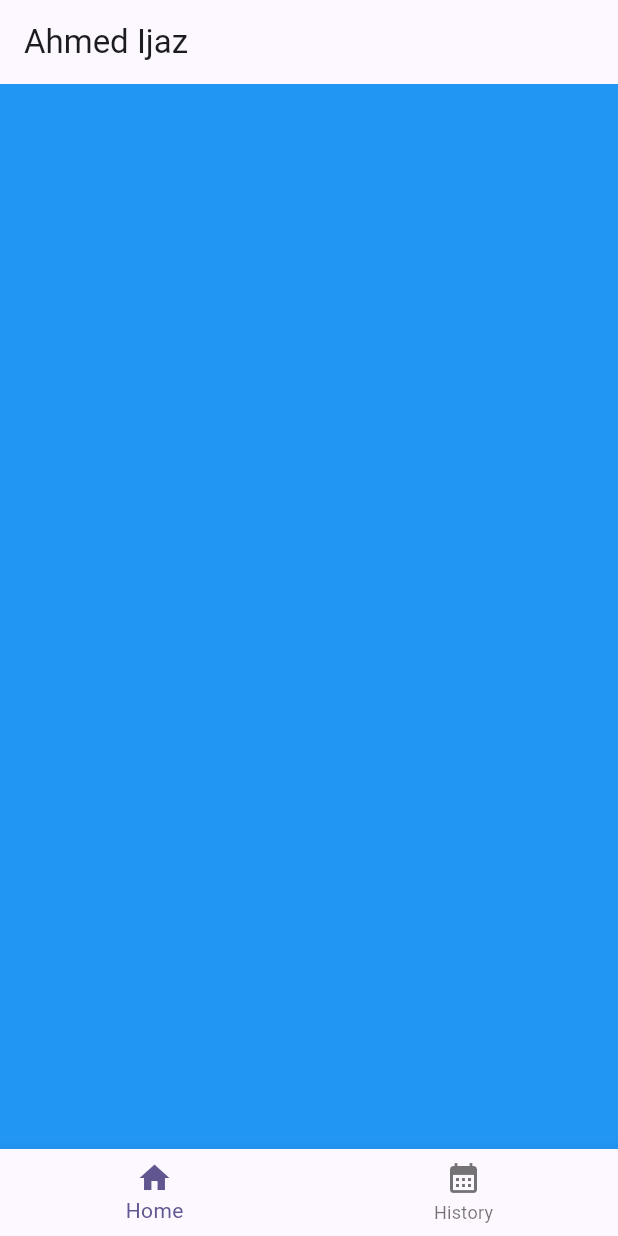
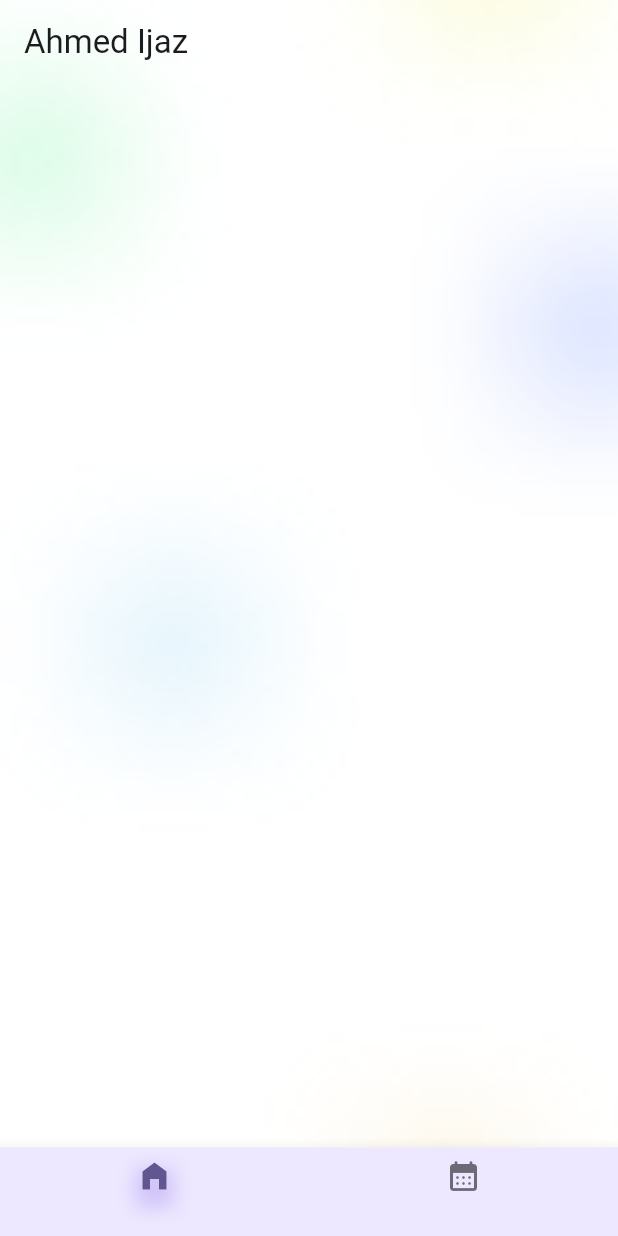
Before and after one commit to ahmedijaz0007/taskReminderFlutterApp, a Flutter app: the screen it shows after launch, on a phone screen of 412 x 824 dp. Run offline on Flutter 3.47's test engine with Material 3 defaults, Android fonts, the phone set to English and light mode, and no system bars; our stand-ins replace equatable, flutter_bloc, flutter_svg, go_router.

Commit message:
nav screen

```diff
--- a/lib/constants/app_colors.dart
+++ b/lib/constants/app_colors.dart
@@ -2,7 +2,7 @@ import 'dart:ui';
 
 abstract class AppColors{
 static const Color primaryColor = Color(0xff5F33E1);
-static const Color secondaryColor = Color(0xffffffff);
+static const Color secondaryColor = Color(0xffEDE8FF);
 static const Color tertiaryColor = Color(0xffd62828); //  0xffF77F00
 }
 
--- a/lib/root/History/screens/history_screen.dart
+++ b/lib/root/History/screens/history_screen.dart
@@ -8,6 +8,6 @@ class HistoryScreen extends StatelessWidget{
 
   @override
   Widget build(BuildContext context) {
-    return Container(color: Colors.red,);
+    return Container();
   }
 }
--- a/lib/root/home/screens/home_screen.dart
+++ b/lib/root/home/screens/home_screen.dart
@@ -13,7 +13,7 @@ class HomeScreen extends StatefulWidget {
 class _HomeScreenState extends State<HomeScreen>{
   @override
   Widget build(BuildContext context) {
-     return Container(color: Colors.blue,);
+     return Container();
   }
 
 }
--- a/lib/root/home/screens/nav_screen.dart
+++ b/lib/root/home/screens/nav_screen.dart
@@ -1,21 +1,19 @@
-
-
-
 import 'package:flutter/cupertino.dart';
 import 'package:flutter/material.dart';
+import 'package:task_reminder_updated/constants/app_colors.dart';
 
+import '../../../utilities/ui_utils.dart';
 import '../../History/screens/history_screen.dart';
 import 'home_screen.dart';
 
-class NavScreen extends StatefulWidget{
+class NavScreen extends StatefulWidget {
   const NavScreen({super.key});
 
   @override
   State<StatefulWidget> createState() => _NavScreenState();
 }
 
-
-class _NavScreenState extends State<NavScreen>{
+class _NavScreenState extends State<NavScreen> {
   int _currentIndex = 0;
 
   final List<Widget> _screens = [
@@ -26,27 +24,63 @@ class _NavScreenState extends State<NavScreen>{
   @override
   Widget build(BuildContext context) {
     return Scaffold(
+      extendBodyBehindAppBar: true,
       appBar: AppBar(
+        elevation: 0,
+        backgroundColor: Colors.transparent,
         title: const Text('Ahmed Ijaz'),
       ),
-      body: _screens[_currentIndex],
+      body: Container(decoration:  BoxDecoration(
+          image: DecorationImage(
+            image: AssetImage(UiUtils.getImagePath("background.png",isCommon:true)),
+            fit: BoxFit.cover,
+          ),
+        ),child:  _screens[_currentIndex],  ),
       bottomNavigationBar: BottomNavigationBar(
+        backgroundColor: AppColors.secondaryColor,
         currentIndex: _currentIndex,
         onTap: (index) {
           setState(() {
             _currentIndex = index;
           });
         },
-        items: const [
+        items: [
           BottomNavigationBarItem(
-            icon: Icon(Icons.home),
-            label: 'Home',
+            icon: DecoratedBox(
+              decoration: BoxDecoration(
+                boxShadow: _currentIndex == 0
+                    ? [
+                        BoxShadow(
+                          color: AppColors.primaryColor.withOpacity(0.2),
+                          spreadRadius: 1,
+                          blurRadius: 10,
+                          offset: const Offset(0, 8), // changes position of shadow
+                        ),
+                      ]
+                    : [],
+              ),
+              child: const Icon(Icons.home_filled),
+            ),
+            label: '',
           ),
           BottomNavigationBarItem(
-            icon: Icon(Icons.calendar_month_sharp),
-            label: 'History',
+            icon: DecoratedBox(
+              decoration: BoxDecoration(
+                boxShadow: _currentIndex == 1
+                    ? [
+                  BoxShadow(
+                    color: AppColors.primaryColor.withOpacity(0.2),
+                    spreadRadius: 1,
+                    blurRadius: 10,
+                    offset: const Offset(0, 8), // changes position of shadow
+                  ),
+                ]
+                    : [],
+              ),
+              child: const Icon(Icons.calendar_month_rounded),
+            ),
+            label: '',
           ),
-
         ],
       ),
     );
```
Also changed, not shown: pubspec.yaml (+7 -3 lines).
